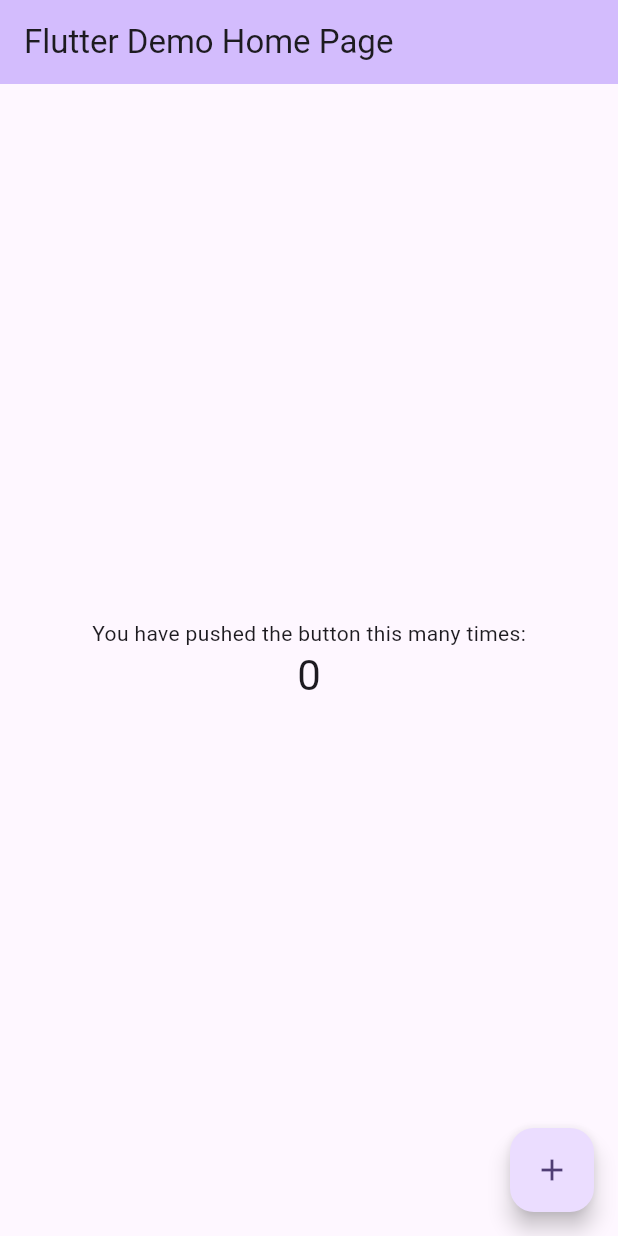
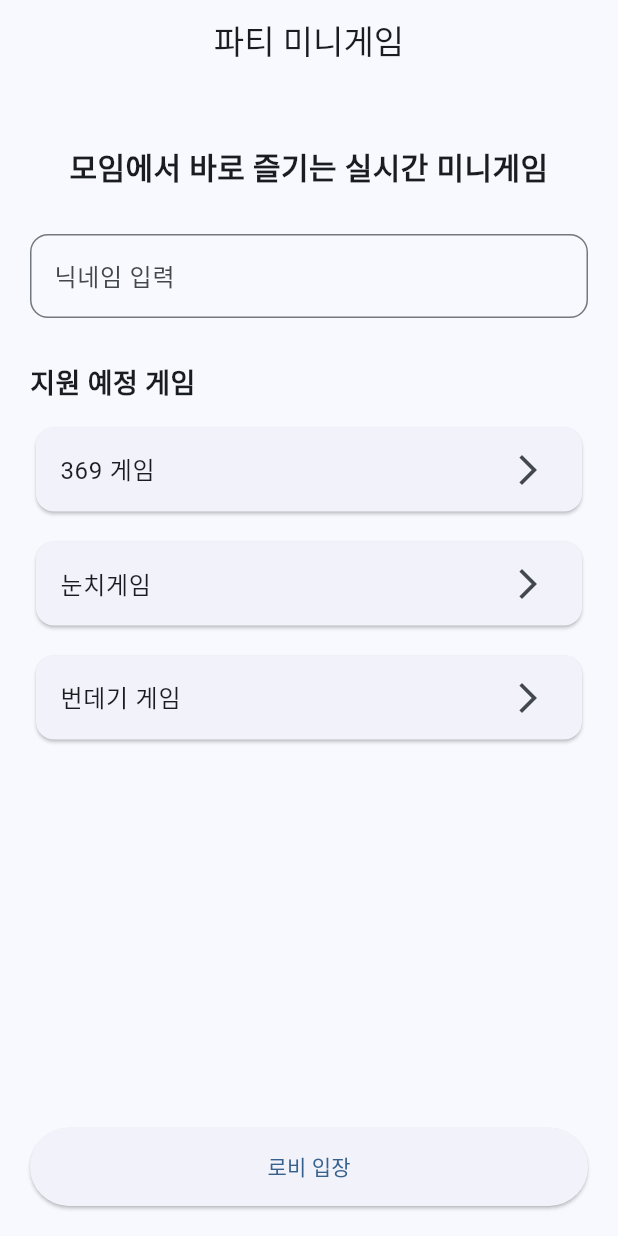
Before and after one commit to isback26/party-mini-games, a Flutter app: the screen it shows after launch, on a phone screen of 412 x 824 dp. Run offline on Flutter 3.47's test engine with Material 3 defaults, Android fonts, the phone set to English and light mode, and no system bars.

Commit message:
feat: add flutter home screen and basic room server

```diff
--- a/app/flutter_app/lib/main.dart
+++ b/app/flutter_app/lib/main.dart
@@ -1,122 +1,92 @@
 import 'package:flutter/material.dart';
 
 void main() {
-  runApp(const MyApp());
+  runApp(const PartyMiniGamesApp());
 }
 
-class MyApp extends StatelessWidget {
-  const MyApp({super.key});
+class PartyMiniGamesApp extends StatelessWidget {
+  const PartyMiniGamesApp({super.key});
 
-  // This widget is the root of your application.
   @override
   Widget build(BuildContext context) {
     return MaterialApp(
-      title: 'Flutter Demo',
+      title: 'Party Mini Games',
+      debugShowCheckedModeBanner: false,
       theme: ThemeData(
-        // This is the theme of your application.
-        //
-        // TRY THIS: Try running your application with "flutter run". You'll see
-        // the application has a purple toolbar. Then, without quitting the app,
-        // try changing the seedColor in the colorScheme below to Colors.green
-        // and then invoke "hot reload" (save your changes or press the "hot
-        // reload" button in a Flutter-supported IDE, or press "r" if you used
-        // the command line to start the app).
-        //
-        // Notice that the counter didn't reset back to zero; the application
-        // state is not lost during the reload. To reset the state, use hot
-        // restart instead.
-        //
-        // This works for code too, not just values: Most code changes can be
-        // tested with just a hot reload.
-        colorScheme: ColorScheme.fromSeed(seedColor: Colors.deepPurple),
+        colorScheme: ColorScheme.fromSeed(seedColor: Colors.blue),
       ),
-      home: const MyHomePage(title: 'Flutter Demo Home Page'),
+      home: const HomeScreen(),
     );
   }
 }
 
-class MyHomePage extends StatefulWidget {
-  const MyHomePage({super.key, required this.title});
+class HomeScreen extends StatelessWidget {
+  const HomeScreen({super.key});
 
-  // This widget is the home page of your application. It is stateful, meaning
-  // that it has a State object (defined below) that contains fields that affect
-  // how it looks.
-
-  // This class is the configuration for the state. It holds the values (in this
-  // case the title) provided by the parent (in this case the App widget) and
-  // used by the build method of the State. Fields in a Widget subclass are
-  // always marked "final".
-
-  final String title;
-
-  @override
-  State<MyHomePage> createState() => _MyHomePageState();
-}
-
-class _MyHomePageState extends State<MyHomePage> {
-  int _counter = 0;
-
-  void _incrementCounter() {
-    setState(() {
-      // This call to setState tells the Flutter framework that something has
-      // changed in this State, which causes it to rerun the build method below
-      // so that the display can reflect the updated values. If we changed
-      // _counter without calling setState(), then the build method would not be
-      // called again, and so nothing would appear to happen.
-      _counter++;
-    });
-  }
+  final List<String> games = const ['369 게임', '눈치게임', '번데기 게임'];
 
   @override
   Widget build(BuildContext context) {
-    // This method is rerun every time setState is called, for instance as done
-    // by the _incrementCounter method above.
-    //
-    // The Flutter framework has been optimized to make rerunning build methods
-    // fast, so that you can just rebuild anything that needs updating rather
-    // than having to individually change instances of widgets.
     return Scaffold(
-      appBar: AppBar(
-        // TRY THIS: Try changing the color here to a specific color (to
-        // Colors.amber, perhaps?) and trigger a hot reload to see the AppBar
-        // change color while the other colors stay the same.
-        backgroundColor: Theme.of(context).colorScheme.inversePrimary,
-        // Here we take the value from the MyHomePage object that was created by
-        // the App.build method, and use it to set our appbar title.
-        title: Text(widget.title),
-      ),
-      body: Center(
-        // Center is a layout widget. It takes a single child and positions it
-        // in the middle of the parent.
+      appBar: AppBar(title: const Text('파티 미니게임'), centerTitle: true),
+      body: Padding(
+        padding: const EdgeInsets.all(20),
         child: Column(
-          // Column is also a layout widget. It takes a list of children and
-          // arranges them vertically. By default, it sizes itself to fit its
-          // children horizontally, and tries to be as tall as its parent.
-          //
-          // Column has various properties to control how it sizes itself and
-          // how it positions its children. Here we use mainAxisAlignment to
-          // center the children vertically; the main axis here is the vertical
-          // axis because Columns are vertical (the cross axis would be
-          // horizontal).
-          //
-          // TRY THIS: Invoke "debug painting" (choose the "Toggle Debug Paint"
-          // action in the IDE, or press "p" in the console), to see the
-          // wireframe for each widget.
-          mainAxisAlignment: MainAxisAlignment.center,
-          children: <Widget>[
-            const Text('You have pushed the button this many times:'),
-            Text(
-              '$_counter',
-              style: Theme.of(context).textTheme.headlineMedium,
+          children: [
+            const SizedBox(height: 20),
+            const Text(
+              '모임에서 바로 즐기는 실시간 미니게임',
+              style: TextStyle(fontSize: 20, fontWeight: FontWeight.bold),
+              textAlign: TextAlign.center,
+            ),
+            const SizedBox(height: 30),
+            TextField(
+              decoration: InputDecoration(
+                labelText: '닉네임 입력',
+                border: OutlineInputBorder(
+                  borderRadius: BorderRadius.circular(12),
+                ),
+              ),
+            ),
+            const SizedBox(height: 30),
+            const Align(
+              alignment: Alignment.centerLeft,
+              child: Text(
+                '지원 예정 게임',
+                style: TextStyle(fontSize: 18, fontWeight: FontWeight.bold),
+              ),
+            ),
+            const SizedBox(height: 12),
+            Expanded(
+              child: ListView.separated(
+                itemCount: games.length,
+                separatorBuilder: (_, __) => const SizedBox(height: 12),
+                itemBuilder: (context, index) {
+                  return Card(
+                    child: ListTile(
+                      title: Text(games[index]),
+                      trailing: const Icon(Icons.arrow_forward_ios),
+                      onTap: () {
+                        ScaffoldMessenger.of(context).showSnackBar(
+                          SnackBar(content: Text('${games[index]} 준비 중')),
+                        );
+                      },
+                    ),
+                  );
+                },
+              ),
+            ),
+            SizedBox(
+              width: double.infinity,
+              height: 52,
+              child: ElevatedButton(
+                onPressed: () {},
+                child: const Text('로비 입장'),
+              ),
             ),
           ],
         ),
       ),
-      floatingActionButton: FloatingActionButton(
-        onPressed: _incrementCounter,
-        tooltip: 'Increment',
-        child: const Icon(Icons.add),
-      ), // This trailing comma makes auto-formatting nicer for build methods.
     );
   }
 }
```
Also changed, not shown: 1 other file.
